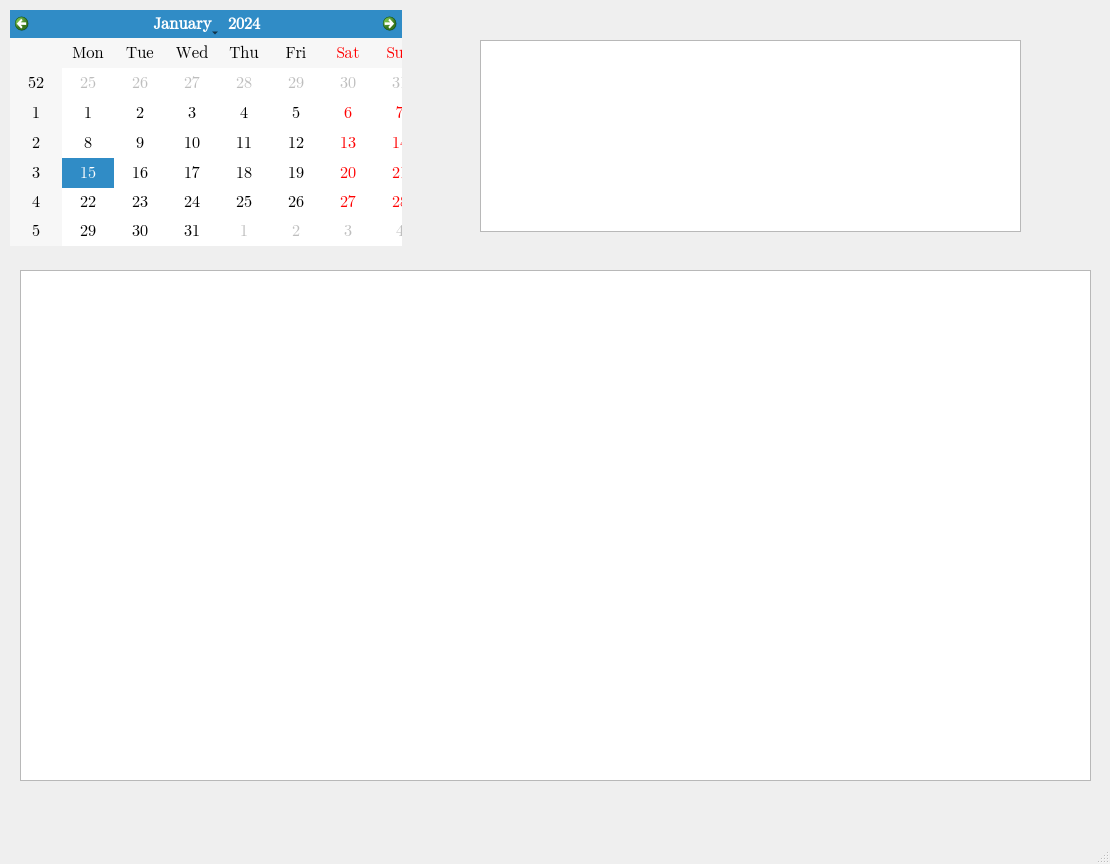
Above: championnat.ui from andrea7834/Projet-info before the change. Below: the same form after it.
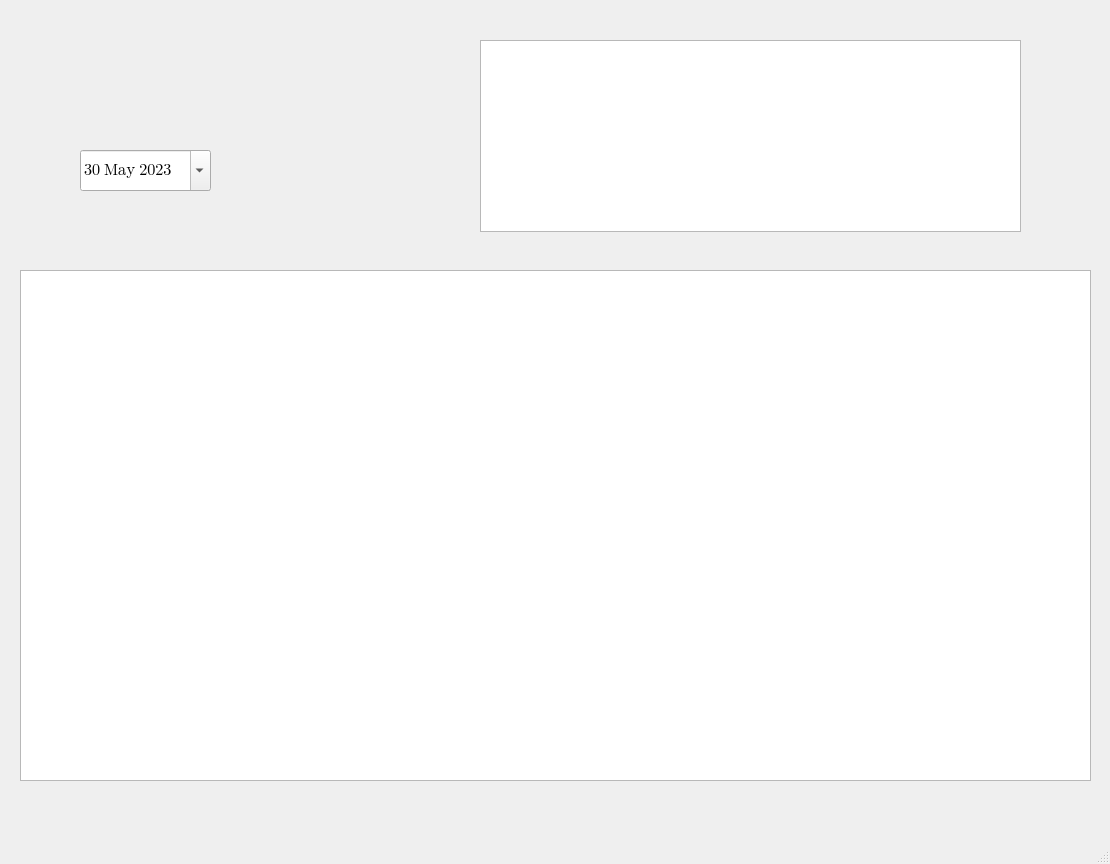
That is the form after the change. Icons and pictures are not drawn.

Patch:
```diff
--- a/championnat.ui
+++ b/championnat.ui
@@ -20,16 +20,6 @@
    <string>Championnat</string>
   </property>
   <widget class="QWidget" name="centralwidget">
-   <widget class="QCalendarWidget" name="calendrier">
-    <property name="geometry">
-     <rect>
-      <x>10</x>
-      <y>10</y>
-      <width>392</width>
-      <height>236</height>
-     </rect>
-    </property>
-   </widget>
    <widget class="QWidget" name="gridLayoutWidget">
     <property name="geometry">
      <rect>
@@ -80,7 +70,46 @@
 &lt;html&gt;&lt;head&gt;&lt;meta name=&quot;qrichtext&quot; content=&quot;1&quot; /&gt;&lt;title&gt;Logo&lt;/title&gt;&lt;style type=&quot;text/css&quot;&gt;
 p, li { white-space: pre-wrap; }
 &lt;/style&gt;&lt;/head&gt;&lt;body style=&quot; font-family:'Segoe UI Emoji'; font-size:12pt; font-weight:400; font-style:normal;&quot;&gt;
-&lt;p style=&quot; margin-top:0px; margin-bottom:0px; margin-left:0px; margin-right:0px; -qt-block-indent:0; text-indent:0px;&quot;&gt;&lt;img src=&quot;:/foot/1200px-Logo_Ligue_1_Uber_Eats_2020.svg.png&quot; /&gt;&lt;/p&gt;&lt;/body&gt;&lt;/html&gt;</string>
+&lt;p style=&quot;-qt-paragraph-type:empty; margin-top:0px; margin-bottom:0px; margin-left:0px; margin-right:0px; -qt-block-indent:0; text-indent:0px;&quot;&gt;&lt;br /&gt;&lt;/p&gt;&lt;/body&gt;&lt;/html&gt;</string>
+    </property>
+   </widget>
+   <widget class="QDateEdit" name="Date">
+    <property name="geometry">
+     <rect>
+      <x>80</x>
+      <y>150</y>
+      <width>131</width>
+      <height>41</height>
+     </rect>
+    </property>
+    <property name="wrapping">
+     <bool>true</bool>
+    </property>
+    <property name="readOnly">
+     <bool>false</bool>
+    </property>
+    <property name="maximumDateTime">
+     <datetime>
+      <hour>0</hour>
+      <minute>0</minute>
+      <second>0</second>
+      <year>2023</year>
+      <month>5</month>
+      <day>30</day>
+     </datetime>
+    </property>
+    <property name="minimumDateTime">
+     <datetime>
+      <hour>0</hour>
+      <minute>0</minute>
+      <second>0</second>
+      <year>2023</year>
+      <month>4</month>
+      <day>23</day>
+     </datetime>
+    </property>
+    <property name="calendarPopup">
+     <bool>true</bool>
     </property>
    </widget>
   </widget>
```
Left out of the diff: 2 changed lines with no effect on the pictures.
